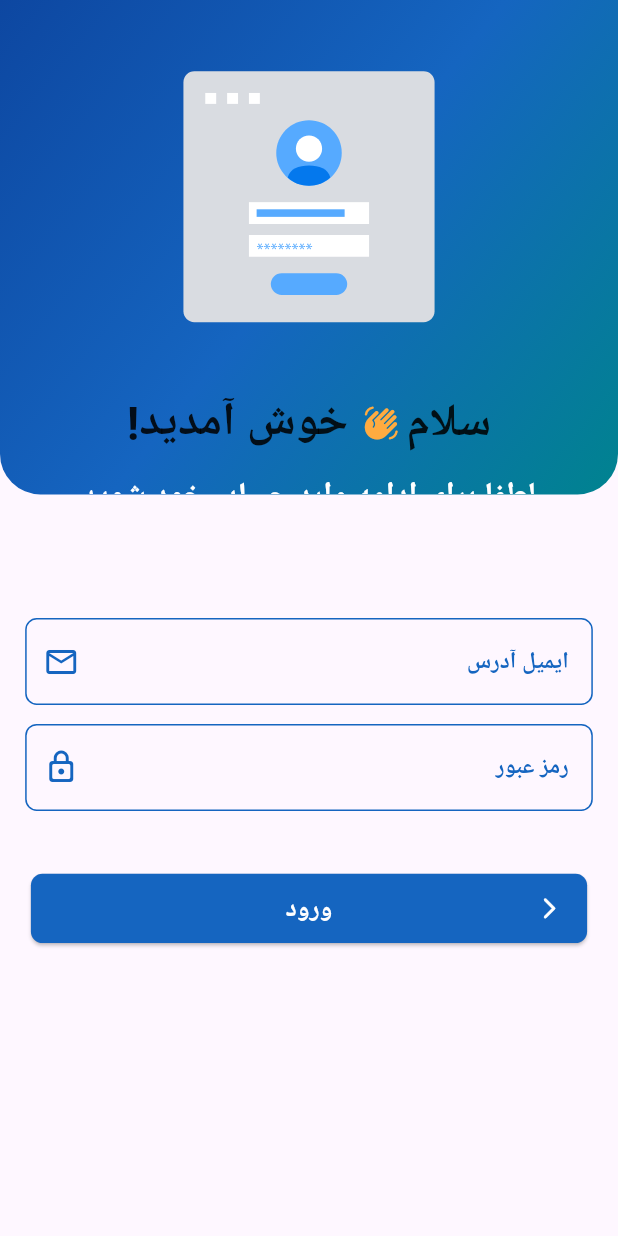
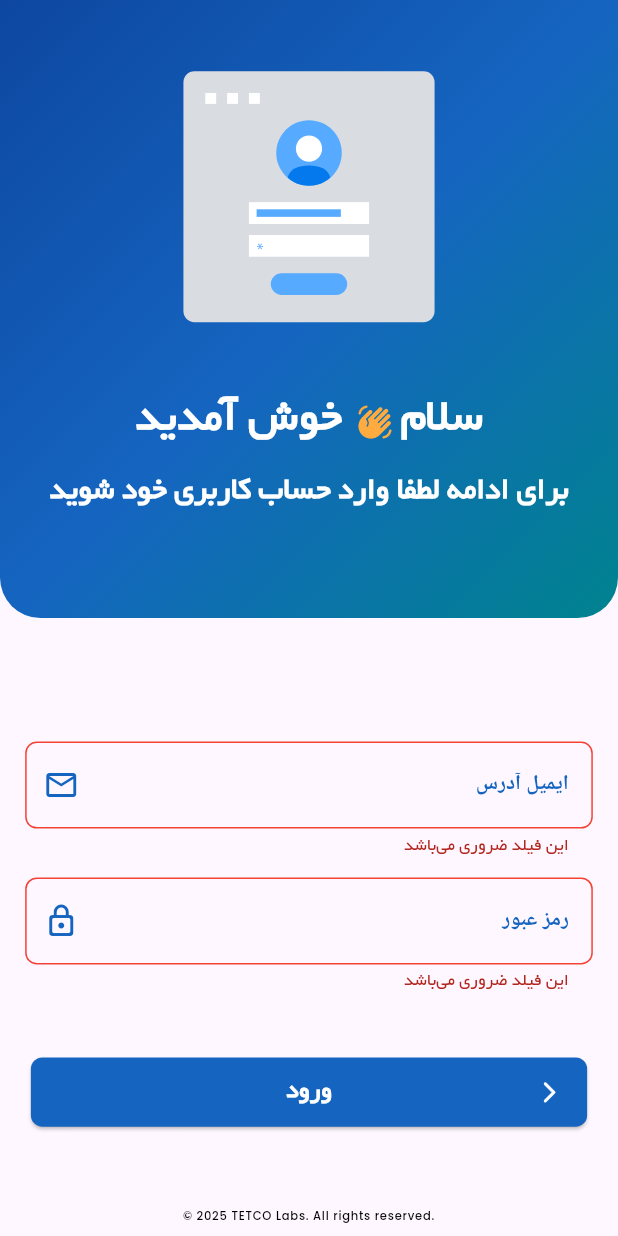
Before and after one commit to tetsci-2010/tetco-attendance, a Flutter app: the screen it shows after launch, after a tap on "ورود", on a phone screen of 412 x 824 dp. Run offline on Flutter 3.47's test engine with Material 3 defaults, Android fonts, the phone set to English and light mode, and no system bars; our stand-ins replace bloc, equatable, flutter_bloc, flutter_screenutil, get_it, go_router and 1 more.

Commit message:
font families added and login screen updated

```diff
--- a/lib/constants/l10n/app_fa.arb
+++ b/lib/constants/l10n/app_fa.arb
@@ -1,4 +1,12 @@
 {
     "hi": "سلام",
-    "welcome": "خوش آمدید"
+    "welcome": "خوش آمدید",
+    "emailAddress": "ایمیل آدرس",
+    "enterEmailAddress": "ایمیل آدرس را وارد کنید",
+    "password": "رمز عبور",
+    "enterPassword": "رمز عبور را وارد کنید",
+    "pleaseLoginBeforeContinue": "برای ادامه لطفا وارد حساب کاربری خود شوید",
+    "login": "ورود",
+    "thisFieldIsRequired": "این فیلد ضروری می‌باشد",
+    "pleaseFillAllRequiredFields": "لطفا تمامی فیلد های لازم را پر کنید"
 }
--- a/lib/constants/l10n/app_l10n.dart
+++ b/lib/constants/l10n/app_l10n.dart
@@ -109,6 +109,54 @@
   /// In fa, this message translates to:
   /// **'خوش آمدید'**
   String get welcome;
+
+  /// No description provided for @emailAddress.
+  ///
+  /// In fa, this message translates to:
+  /// **'ایمیل آدرس'**
+  String get emailAddress;
+
+  /// No description provided for @enterEmailAddress.
+  ///
+  /// In fa, this message translates to:
+  /// **'ایمیل آدرس را وارد کنید'**
+  String get enterEmailAddress;
+
+  /// No description provided for @password.
+  ///
+  /// In fa, this message translates to:
+  /// **'رمز عبور'**
+  String get password;
+
+  /// No description provided for @enterPassword.
+  ///
+  /// In fa, this message translates to:
+  /// **'رمز عبور را وارد کنید'**
+  String get enterPassword;
+
+  /// No description provided for @pleaseLoginBeforeContinue.
+  ///
+  /// In fa, this message translates to:
+  /// **'برای ادامه لطفا وارد حساب کاربری خود شوید'**
+  String get pleaseLoginBeforeContinue;
+
+  /// No description provided for @login.
+  ///
+  /// In fa, this message translates to:
+  /// **'ورود'**
+  String get login;
+
+  /// No description provided for @thisFieldIsRequired.
+  ///
+  /// In fa, this message translates to:
+  /// **'این فیلد ضروری می‌باشد'**
+  String get thisFieldIsRequired;
+
+  /// No description provided for @pleaseFillAllRequiredFields.
+  ///
+  /// In fa, this message translates to:
+  /// **'لطفا تمامی فیلد های لازم را پر کنید'**
+  String get pleaseFillAllRequiredFields;
 }
 
 class _AppLocalizationsDelegate
--- a/lib/features/screens/initial_screens/login_screen.dart
+++ b/lib/features/screens/initial_screens/login_screen.dart
@@ -2,7 +2,9 @@
 import 'package:tetco_attendance/constants/colors.dart';
 import 'package:tetco_attendance/constants/constants.dart';
 import 'package:tetco_attendance/constants/images_paths.dart';
+import 'package:tetco_attendance/constants/l10n/app_l10n.dart';
 import 'package:tetco_attendance/helpers/direction_helper.dart';
+import 'package:tetco_attendance/helpers/orientation_helper.dart';
 import 'package:tetco_attendance/utils/my_media_query.dart';
 import 'package:tetco_attendance/utils/size_constant.dart';
 import 'package:tetco_attendance/widgets/lottie_widget.dart';
@@ -19,18 +21,26 @@
 class _LoginScreenState extends State<LoginScreen> {
   late TextEditingController emailController;
   late TextEditingController passController;
+  late ValueNotifier<bool> showPass;
+  late GlobalKey<FormState> formKey;
 
   @override
   void initState() {
     super.initState();
+    lockPortrait();
     emailController = TextEditingController();
     passController = TextEditingController();
+    showPass = ValueNotifier<bool>(false);
+    formKey = GlobalKey();
   }
 
   @override
   void dispose() {
     emailController.dispose();
     passController.dispose();
+    showPass.dispose();
+    formKey.currentState?.dispose();
+    releaseOrientationLock();
     super.dispose();
   }
 
@@ -38,14 +48,18 @@
   Widget build(BuildContext context) {
     return Scaffold(
       resizeToAvoidBottomInset: true,
-      body: SingleChildScrollView(
+      body: Stack(
+        clipBehavior: Clip.none,
+        children: [
+          Positioned.fill(
+            child: SingleChildScrollView(
               physics: Constants.bouncingScrollPhysics,
               child: Column(
                 mainAxisSize: MainAxisSize.min,
                 children: [
                   Container(
                     width: getMediaQueryWidth(context),
-              height: getMediaQueryHeight(context, 0.4),
+                    height: getMediaQueryHeight(context, 0.5),
                     decoration: BoxDecoration(
                       borderRadius: BorderRadius.only(
                         bottomLeft: Radius.circular(sizeConstants.radiusXLarge),
@@ -71,23 +85,28 @@
                           children: [
                             LottieWidget(
                               lottieImage: ImagesPaths.loginJson,
-                        repeat: false,
                               height: sizeConstants.imageLarge,
                               boxFit: BoxFit.cover,
                             ),
                             Row(
                               mainAxisSize: MainAxisSize.min,
                               children: [
-                          Text('سلام', style: Theme.of(context).textTheme.headlineLarge),
+                                Text(
+                                  AppLocalizations.of(context)!.hi,
+                                  style: Theme.of(context).textTheme.headlineLarge!.copyWith(color: kWhiteColor),
+                                ),
                                 SizedBox(width: 5),
                                 Icon(Icons.waving_hand_rounded, color: kOrangeAccentColor),
                                 SizedBox(width: 10),
-                          Text('خوش آمدید!', style: Theme.of(context).textTheme.headlineLarge),
+                                Text(
+                                  AppLocalizations.of(context)!.welcome,
+                                  style: Theme.of(context).textTheme.headlineLarge!.copyWith(color: kWhiteColor),
+                                ),
                               ],
                             ),
                             SizedBox(height: sizeConstants.spacing12),
                             Text(
-                        'لطفا برای ادامه وارد حساب خود شوید',
+                              AppLocalizations.of(context)!.pleaseLoginBeforeContinue,
                               style: Theme.of(
                                 context,
                               ).textTheme.titleMedium!.copyWith(color: kWhiteColor, fontWeight: FontWeight.bold),
@@ -98,9 +117,8 @@
                       ),
                     ),
                   ),
-            Stack(
-              children: [
                   Form(
+                    key: formKey,
                     child: Column(
                       children: [
                         SizedBox(height: getMediaQueryHeight(context, 0.1)),
@@ -108,14 +126,18 @@
                           valueListenable: emailController,
                           builder: (context, email, child) {
                             return CustomTextFormField(
+                              textInputType: TextInputType.emailAddress,
                               controller: emailController,
-                            labelText: 'ایمیل آدرس',
+                              labelText: AppLocalizations.of(context)!.emailAddress,
                               suffixIcon: Icon(Icons.email_outlined, color: kPrimaryColor),
                               onChanged: (value) {},
-                            hintText: 'ایمیل را وارد کنید *',
-                            showClearBtn: email.text.isNotEmpty,
+                              hintText: AppLocalizations.of(context)!.enterEmailAddress,
+                              showClearBtn: emailController.text.isNotEmpty,
                               onClearTap: () {},
                               validator: (value) {
+                                if (value == null || value.isEmpty) {
+                                  return AppLocalizations.of(context)!.thisFieldIsRequired;
+                                }
                                 return null;
                               },
                             );
@@ -123,19 +145,35 @@
                         ),
                         SizedBox(height: sizeConstants.spacing12),
                         ValueListenableBuilder(
+                          valueListenable: showPass,
+                          builder: (context, showPasss, child) {
+                            return ValueListenableBuilder(
                               valueListenable: passController,
                               builder: (context, password, child) {
                                 return CustomTextFormField(
                                   controller: passController,
-                            labelText: 'رمز عبور',
-                            suffixIcon: Icon(Icons.lock_outline_rounded, color: kPrimaryColor),
+                                  labelText: AppLocalizations.of(context)!.password,
+                                  suffixIcon: GestureDetector(
+                                    onTap: () {
+                                      try {
+                                        showPass.value = !showPass.value;
+                                      } catch (_) {}
+                                    },
+                                    child: Icon(showPasss ? Icons.lock_open_rounded : Icons.lock_outline_rounded, color: kPrimaryColor),
+                                  ),
                                   onChanged: (value) {},
-                            hintText: 'رمز عبور را وارد کنید *',
+                                  hintText: AppLocalizations.of(context)!.enterPassword,
                                   showClearBtn: password.text.isNotEmpty,
+                                  hideValue: !showPasss,
                                   onClearTap: () {},
 
                                   validator: (value) {
+                                    if (value == null || value.isEmpty) {
+                                      return AppLocalizations.of(context)!.thisFieldIsRequired;
+                                    }
                                     return null;
+                                  },
+                                );
                               },
                             );
                           },
@@ -154,9 +192,14 @@
                                   overlayColor: kWhiteColor,
                                   backgroundColor: kPrimaryColor,
                                 ),
-                              onPressed: () {},
+                                onPressed: () {
+                                  try {
+                                    if (formKey.currentState!.validate()) {
+                                    } else {}
+                                  } catch (e) {}
+                                },
                                 child: Text(
-                                'ورود',
+                                  AppLocalizations.of(context)!.login,
                                   style: Theme.of(context).textTheme.bodyLarge!.copyWith(color: kWhiteColor, fontWeight: FontWeight.bold),
                                 ),
                               ),
@@ -177,21 +220,22 @@
                       ],
                     ),
                   ),
+                ],
+              ),
+            ),
+          ),
           Positioned(
-                  bottom: 3,
+            bottom: 8,
             left: 0,
             right: 0,
             child: Text(
               '© 2025 TETCO Labs. All rights reserved.',
-                    style: Theme.of(context).textTheme.labelSmall!.copyWith(color: kPrimaryColor),
+              style: Theme.of(context).textTheme.labelSmall!.copyWith(color: kBlackColor, fontFamily: 'Poppins'),
               textDirection: TextDirection.ltr,
               textAlign: TextAlign.center,
             ),
           ),
         ],
-            ),
-          ],
-        ),
       ),
     );
   }
@@ -211,6 +255,7 @@
     this.hideValue = false,
     this.showClearBtn = false,
     this.focusNode,
+    this.textInputType,
   });
 
   final String? hintText;
@@ -224,6 +269,7 @@
   final bool hideValue;
   final bool showClearBtn;
   final FocusNode? focusNode;
+  final TextInputType? textInputType;
 
   @override
   Widget build(BuildContext context) {
@@ -235,12 +281,12 @@
         onFieldSubmitted: onFieldSubmitted,
         validator: validator,
         obscureText: hideValue,
+        keyboardType: textInputType,
         style: Theme.of(context).textTheme.bodyLarge!.copyWith(color: kPrimaryColor),
         decoration: InputDecoration(
           hintText: hintText,
+          labelText: labelText,
           hintStyle: Theme.of(context).textTheme.bodyMedium!.copyWith(color: kPrimaryColor.withAlpha(80), fontWeight: FontWeight.bold),
-          labelText: labelText,
-          labelStyle: Theme.of(context).textTheme.bodyMedium!.copyWith(color: kPrimaryColor, fontWeight: FontWeight.bold),
           suffixIcon: showClearBtn
               ? GestureDetector(
                   onTap: onClearTap,
@@ -250,30 +296,6 @@
                   ),
                 )
               : suffixIcon,
-          border: OutlineInputBorder(
-            borderRadius: BorderRadius.circular(sizeConstants.radiusMedium),
-            borderSide: BorderSide(color: kPrimaryColor),
-          ),
-          errorBorder: OutlineInputBorder(
-            borderRadius: BorderRadius.circular(sizeConstants.radiusMedium),
-            borderSide: BorderSide(color: kPrimaryColor),
-          ),
-          enabledBorder: OutlineInputBorder(
-            borderRadius: BorderRadius.circular(sizeConstants.radiusMedium),
-            borderSide: BorderSide(color: kPrimaryColor),
-          ),
-          focusedBorder: OutlineInputBorder(
-            borderRadius: BorderRadius.circular(sizeConstants.radiusMedium),
-            borderSide: BorderSide(color: kSecondaryColor),
-          ),
-          disabledBorder: OutlineInputBorder(
-            borderRadius: BorderRadius.circular(sizeConstants.radiusMedium),
-            borderSide: BorderSide(color: kPrimaryColor),
-          ),
-          focusedErrorBorder: OutlineInputBorder(
-            borderRadius: BorderRadius.circular(sizeConstants.radiusMedium),
-            borderSide: BorderSide(color: kPrimaryColor),
-          ),
         ),
       ),
     );
--- /dev/null
+++ b/lib/helpers/orientation_helper.dart
@@ -0,0 +1,19 @@
+import 'package:flutter/services.dart';
+
+/// 🔒 Lock the app to portrait mode only
+Future<void> lockPortrait() async {
+  await SystemChrome.setPreferredOrientations([
+    DeviceOrientation.portraitUp,
+    DeviceOrientation.portraitDown,
+  ]);
+}
+
+/// 🔓 Unlock (allow all orientations)
+Future<void> releaseOrientationLock() async {
+  await SystemChrome.setPreferredOrientations([
+    DeviceOrientation.portraitUp,
+    DeviceOrientation.portraitDown,
+    DeviceOrientation.landscapeLeft,
+    DeviceOrientation.landscapeRight,
+  ]);
+}
--- a/lib/main.dart
+++ b/lib/main.dart
@@ -10,14 +10,8 @@
 Future<void> main() async {
   WidgetsFlutterBinding.ensureInitialized();
   await setupDI();
-  runApp(
-    MultiBlocProvider(
-      providers: [
-        BlocProvider(create: (_) => di<LocalizationBloc>()),
-      ],
-      child: const MyApp(),
-    ),
-  );
+  await di.allReady();
+  runApp(const MyApp());
 }
 
 class MyApp extends StatelessWidget {
@@ -25,27 +19,32 @@
 
   @override
   Widget build(BuildContext context) {
-    return ScreenUtilInit(
+    return MultiBlocProvider(
+      providers: [
+        BlocProvider(create: (context) => di<LocalizationBloc>()),
+      ],
+      child: ScreenUtilInit(
         designSize: Size(392.72727272727275, 856.7272727272727),
         minTextAdapt: true,
         splitScreenMode: true,
         child: BlocBuilder<LocalizationBloc, LocalizationState>(
           buildWhen: (previous, current) => previous.selectedLanguage != current.selectedLanguage,
-        builder: (context, state) {
+          builder: (context, localizationState) {
             return MaterialApp.router(
               title: 'TETCO Attendance',
               themeMode: ThemeMode.system,
-            darkTheme: AppTheme.darkTheme(context),
-            theme: AppTheme.lightTheme(context),
+              darkTheme: AppTheme.darkTheme(context, localizationState),
+              theme: AppTheme.lightTheme(context, localizationState),
               debugShowCheckedModeBanner: false,
               routerDelegate: appRouter.routerDelegate,
               routeInformationParser: appRouter.routeInformationParser,
               routeInformationProvider: appRouter.routeInformationProvider,
               localizationsDelegates: AppLocalizations.localizationsDelegates,
               supportedLocales: AppLocalizations.supportedLocales,
-            locale: state.selectedLanguage.value,
+              locale: localizationState.selectedLanguage.value,
             );
           },
+        ),
       ),
     );
   }
--- a/lib/utils/app_theme.dart
+++ b/lib/utils/app_theme.dart
@@ -1,27 +1,87 @@
 import 'package:flutter/material.dart';
 import 'package:tetco_attendance/constants/colors.dart';
+import 'package:tetco_attendance/features/data/blocs/localization_bloc/bloc/localization_bloc.dart';
+import 'package:tetco_attendance/features/data/enums/language.dart';
 import 'package:tetco_attendance/utils/size_constant.dart';
 
 class AppTheme {
-  static ThemeData lightTheme(BuildContext context) {
+  static ThemeData lightTheme(BuildContext context, LocalizationState localizationState) {
     return ThemeData(
+      fontFamily: localizationState.selectedLanguage == Language.persian ? 'BYekan' : 'Poppins',
       pageTransitionsTheme: PageTransitionsTheme(
         builders: {
           TargetPlatform.android: FadeUpwardsPageTransitionsBuilder(),
           TargetPlatform.iOS: CupertinoPageTransitionsBuilder(),
         },
       ),
+      inputDecorationTheme: InputDecorationTheme(
+        hintStyle: Theme.of(context).textTheme.bodyMedium!.copyWith(color: kPrimaryColor.withAlpha(80), fontWeight: FontWeight.bold),
+        labelStyle: Theme.of(context).textTheme.bodyMedium!.copyWith(color: kPrimaryColor, fontWeight: FontWeight.bold),
+        border: OutlineInputBorder(
+          borderRadius: BorderRadius.circular(sizeConstants.radiusMedium),
+          borderSide: BorderSide(color: kPrimaryColor),
+        ),
+        errorBorder: OutlineInputBorder(
+          borderRadius: BorderRadius.circular(sizeConstants.radiusMedium),
+          borderSide: BorderSide(color: kRedColor),
+        ),
+        enabledBorder: OutlineInputBorder(
+          borderRadius: BorderRadius.circular(sizeConstants.radiusMedium),
+          borderSide: BorderSide(color: kPrimaryColor),
+        ),
+        focusedBorder: OutlineInputBorder(
+          borderRadius: BorderRadius.circular(sizeConstants.radiusMedium),
+          borderSide: BorderSide(color: kSecondaryColor),
+        ),
+        disabledBorder: OutlineInputBorder(
+          borderRadius: BorderRadius.circular(sizeConstants.radiusMedium),
+          borderSide: BorderSide(color: kPrimaryColor),
+        ),
+        focusedErrorBorder: OutlineInputBorder(
+          borderRadius: BorderRadius.circular(sizeConstants.radiusMedium),
+          borderSide: BorderSide(color: kPrimaryColor),
+        ),
+      ),
       textTheme: getLightTextTheme(),
     );
   }
 
-  static ThemeData darkTheme(BuildContext context) {
+  static ThemeData darkTheme(BuildContext context, LocalizationState localizationState) {
     return ThemeData(
+      fontFamily: localizationState.selectedLanguage == Language.persian ? 'BYekan' : 'Poppins',
       pageTransitionsTheme: PageTransitionsTheme(
         builders: {
           TargetPlatform.android: FadeUpwardsPageTransitionsBuilder(),
           TargetPlatform.iOS: CupertinoPageTransitionsBuilder(),
         },
+      ),
+      inputDecorationTheme: InputDecorationTheme(
+        hintStyle: Theme.of(context).textTheme.bodyMedium!.copyWith(color: kPrimaryColor.withAlpha(80), fontWeight: FontWeight.bold),
+        labelStyle: Theme.of(context).textTheme.bodyMedium!.copyWith(color: kPrimaryColor, fontWeight: FontWeight.bold),
+        border: OutlineInputBorder(
+          borderRadius: BorderRadius.circular(sizeConstants.radiusMedium),
+          borderSide: BorderSide(color: kPrimaryColor),
+        ),
+        errorBorder: OutlineInputBorder(
+          borderRadius: BorderRadius.circular(sizeConstants.radiusMedium),
+          borderSide: BorderSide(color: kRedColor),
+        ),
+        enabledBorder: OutlineInputBorder(
+          borderRadius: BorderRadius.circular(sizeConstants.radiusMedium),
+          borderSide: BorderSide(color: kPrimaryColor),
+        ),
+        focusedBorder: OutlineInputBorder(
+          borderRadius: BorderRadius.circular(sizeConstants.radiusMedium),
+          borderSide: BorderSide(color: kSecondaryColor),
+        ),
+        disabledBorder: OutlineInputBorder(
+          borderRadius: BorderRadius.circular(sizeConstants.radiusMedium),
+          borderSide: BorderSide(color: kPrimaryColor),
+        ),
+        focusedErrorBorder: OutlineInputBorder(
+          borderRadius: BorderRadius.circular(sizeConstants.radiusMedium),
+          borderSide: BorderSide(color: kPrimaryColor),
+        ),
       ),
       textTheme: getDarkTextTheme(),
     );
--- a/lib/widgets/lottie_widget.dart
+++ b/lib/widgets/lottie_widget.dart
@@ -21,6 +21,7 @@
     return Lottie.asset(
       lottieImage,
       errorBuilder: (context, error, stackTrace) {
+        debugPrint('${error.toString()} - ${stackTrace}');
         return Icon(Icons.broken_image);
       },
       height: height,
```
Also changed, not shown: lib/constants/l10n/app_en.arb (+10 -2 lines), lib/constants/l10n/app_l10n_en.dart (+26 -1 lines), lib/constants/l10n/app_l10n_fa.dart (+26 -0 lines), pubspec.yaml (+15 -6 lines), assets/fonrts/Yekan.ttf (added), assets/fonrts/poppins_medium.ttf (added), pubspec.lock, 1 other file. Lines whose indentation alone changed are shown as unchanged.
